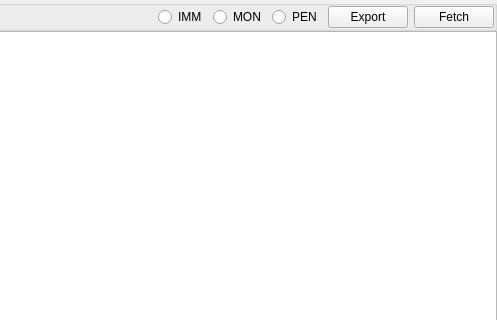
This is billing/statement/statemententrywidget.ui in ytxerp/ytx-client as Qt 5 draws it before an edit; both pictures show x 287 to 784 and y 0 to 320 of the 784 by 567 pixel window. The edited form follows.
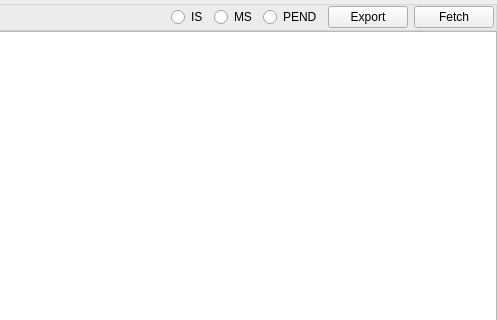
This is the edited form. Custom widgets are drawn as their Qt base class.

The edit to the form file:
```diff
--- a/billing/statement/statemententrywidget.ui
+++ b/billing/statement/statemententrywidget.ui
@@ -92,21 +92,21 @@
       <item>
        <widget class="QRadioButton" name="rBtnIMM">
         <property name="text">
-         <string>IMM</string>
+         <string>IS</string>
         </property>
        </widget>
       </item>
       <item>
        <widget class="QRadioButton" name="rBtnMON">
         <property name="text">
-         <string>MON</string>
+         <string>MS</string>
         </property>
        </widget>
       </item>
       <item>
        <widget class="QRadioButton" name="rBtnPEN">
         <property name="text">
-         <string>PEN</string>
+         <string>PEND</string>
         </property>
        </widget>
       </item>
```
Left out of the diff: 6 changed lines with no effect on the pictures.
